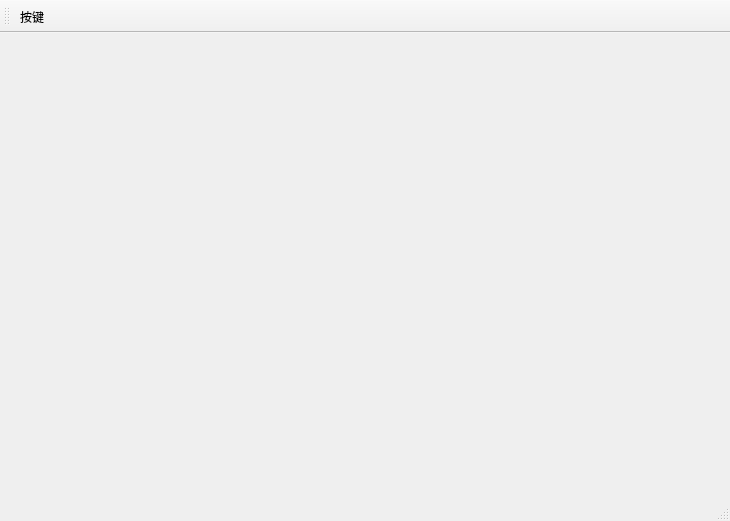
First picture: the form in mainwindow.ui, repository novice0910/lcdConfig, before the edit.
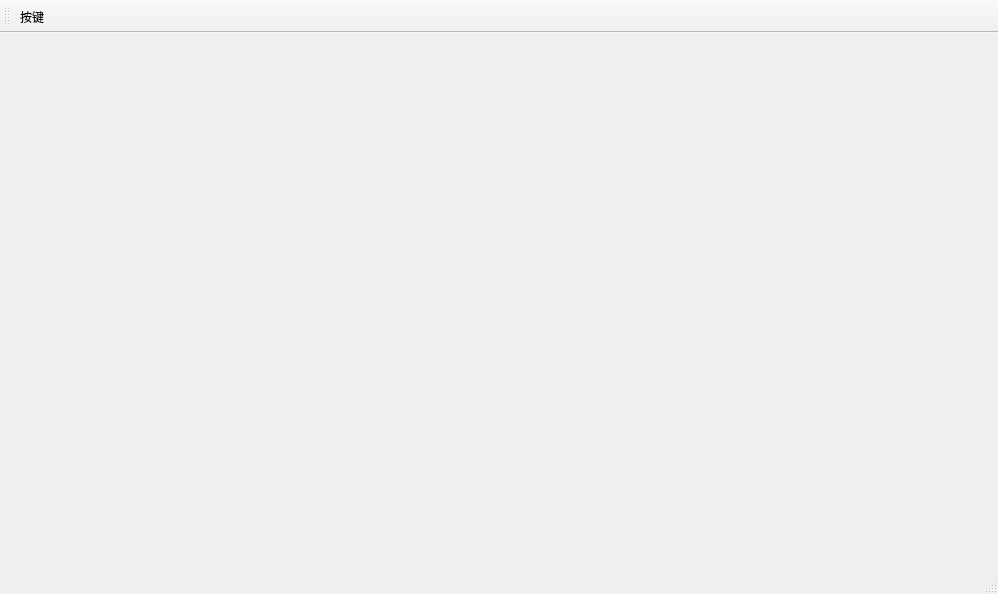
Second picture: the form after the edit.

The edit to the form file:
```diff
--- a/mainwindow.ui
+++ b/mainwindow.ui
@@ -6,14 +6,25 @@
    <rect>
     <x>0</x>
     <y>0</y>
-    <width>730</width>
-    <height>521</height>
+    <width>998</width>
+    <height>594</height>
    </rect>
   </property>
   <property name="windowTitle">
    <string>MainWindow</string>
   </property>
-  <widget class="QWidget" name="centralWidget"/>
+  <widget class="QWidget" name="centralWidget">
+   <widget class="QWidget" name="widget" native="true">
+    <property name="geometry">
+     <rect>
+      <x>114</x>
+      <y>0</y>
+      <width>800</width>
+      <height>480</height>
+     </rect>
+    </property>
+   </widget>
+  </widget>
   <widget class="QMenuBar" name="menuBar">
    <property name="geometry">
     <rect>
```
Left out of the diff: 2 changed lines with no effect on the pictures.
